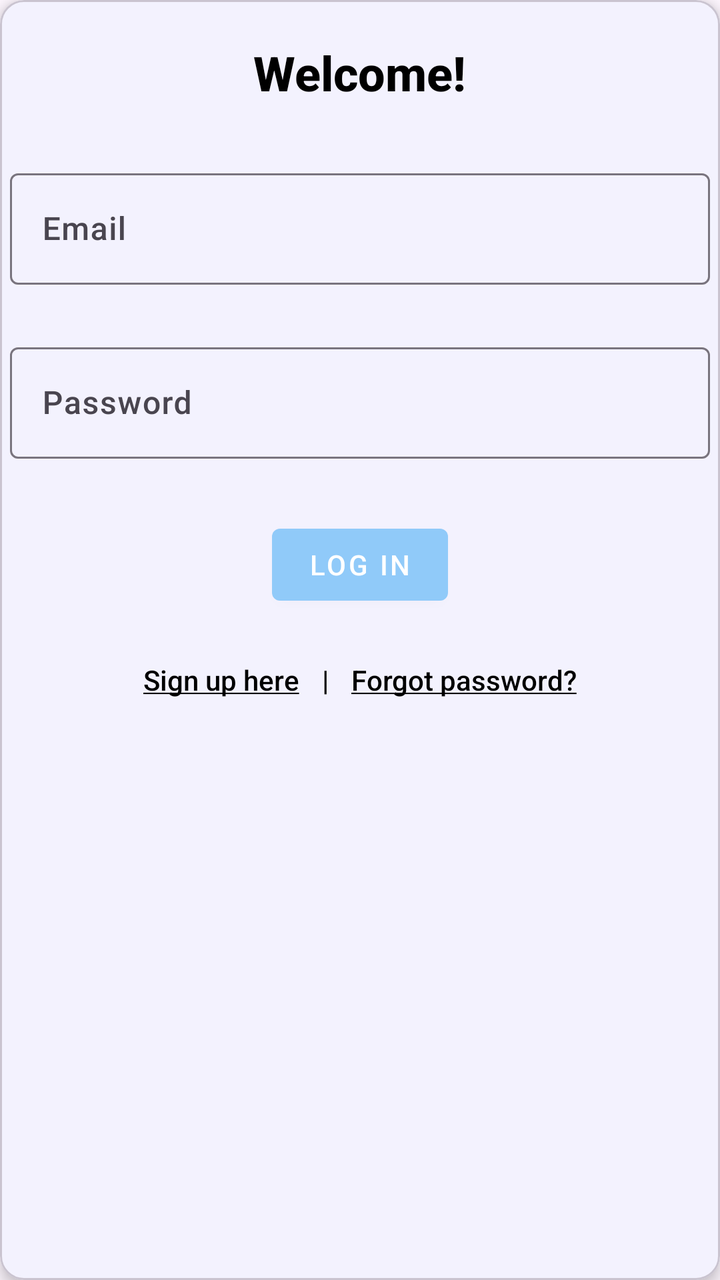
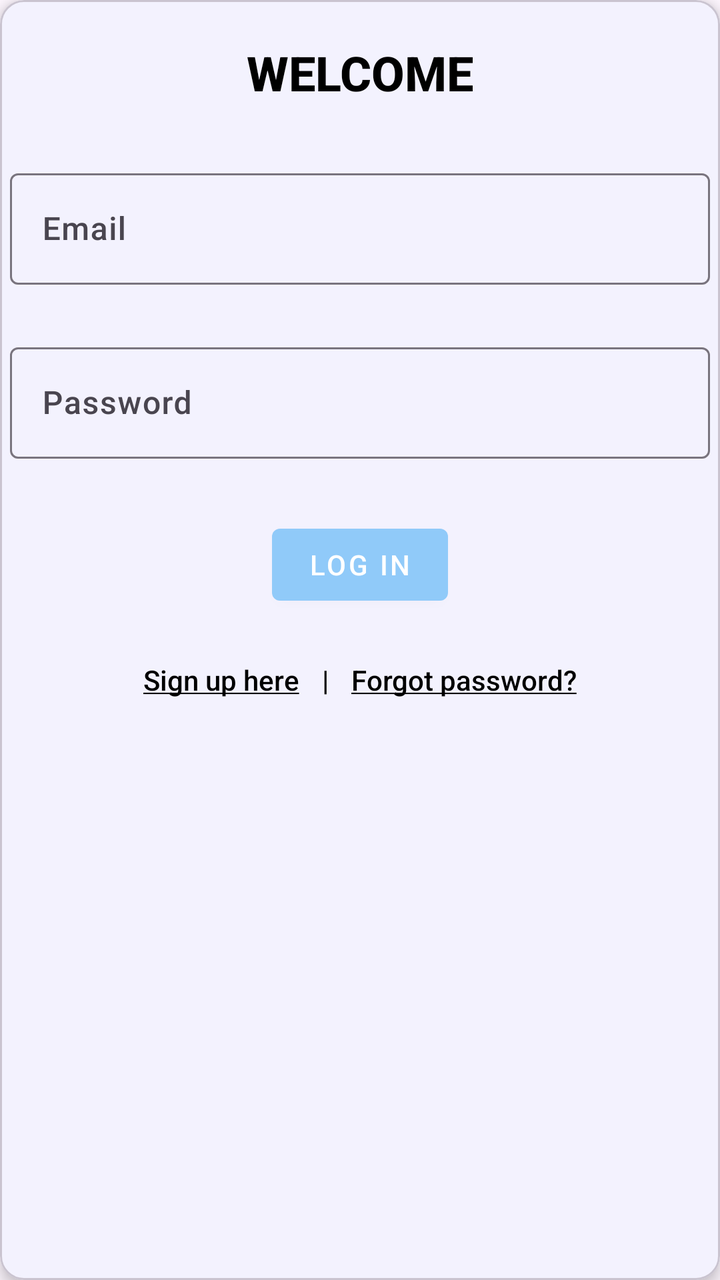

Compare the two renders of this Android layout. The source of the first and the diff that turns it into the second are given below.
<!-- AndroidManifest.xml: application theme Theme.EventPlanner -->
<!-- res/layout/activity_login.xml -->
<?xml version="1.0" encoding="utf-8"?>
<com.google.android.material.card.MaterialCardView
    xmlns:android="http://schemas.android.com/apk/res/android"
    xmlns:app="http://schemas.android.com/apk/res-auto"
    android:layout_width="match_parent"
    android:layout_height="match_parent"
    android:background="?android:windowBackground"
    android:padding="24dp"
    app:cardElevation="4dp"
    app:cardCornerRadius="12dp"
    android:layout_gravity="center">

    <LinearLayout
        android:layout_width="match_parent"
        android:layout_height="wrap_content"
        android:orientation="vertical"
        android:gravity="center_horizontal">

        
        <com.google.android.material.textview.MaterialTextView
            android:id="@+id/welcomeMessage"
            android:layout_width="wrap_content"
            android:layout_height="wrap_content"
            android:text="Welcome!"
            android:layout_marginTop="20dp"
            android:textStyle="bold"
            android:textSize="24sp"
            android:textColor="@color/black"
            android:layout_marginBottom="24dp" />

        
        <com.google.android.material.textfield.TextInputLayout
            android:id="@+id/usernameInputLayout"
            android:layout_width="match_parent"
            android:layout_height="wrap_content"
            android:layout_marginBottom="16dp"
            android:padding="5dp"
            android:hint="@string/prompt_email">

            <com.google.android.material.textfield.TextInputEditText
                android:id="@+id/usernameInput"
                android:layout_width="match_parent"
                android:layout_height="wrap_content"
                android:inputType="text" />

        </com.google.android.material.textfield.TextInputLayout>

        
        <com.google.android.material.textfield.TextInputLayout
            android:id="@+id/passwordInputLayout"
            android:layout_width="match_parent"
            android:layout_height="wrap_content"
            android:layout_marginBottom="24dp"
            android:padding="5dp"
            android:hint="@string/prompt_password">

            <com.google.android.material.textfield.TextInputEditText
                android:id="@+id/passwordInput"
                android:layout_width="match_parent"
                android:layout_height="wrap_content"
                android:inputType="textPassword" />

        </com.google.android.material.textfield.TextInputLayout>

        
        <com.google.android.material.button.MaterialButton
            android:id="@+id/loginButton"
            android:layout_width="wrap_content"
            android:layout_height="wrap_content"
            android:text="@string/log_in"
            android:paddingLeft="5dp"
            android:paddingRight="5dp"
            android:textColor="@color/white"
            style="@style/Widget.MaterialComponents.Button"
            android:layout_marginBottom="16dp" />

        
        <LinearLayout
            android:layout_width="wrap_content"
            android:layout_height="wrap_content"
            android:orientation="horizontal"
            android:gravity="center">

            
            <com.google.android.material.textview.MaterialTextView
                android:id="@+id/signupLink"
                android:layout_width="wrap_content"
                android:layout_height="wrap_content"
                android:text="@string/sign_up_ul"
                android:textColor="@color/black"
                android:clickable="true"
                android:focusable="true"
                android:padding="8dp" />

            
            <com.google.android.material.textview.MaterialTextView
                android:layout_width="wrap_content"
                android:layout_height="wrap_content"
                android:text=" | "
                android:textColor="@color/black" />

            
            <com.google.android.material.textview.MaterialTextView
                android:id="@+id/forgotPasswordLink"
                android:layout_width="wrap_content"
                android:layout_height="wrap_content"
                android:text="@string/forgot_password"
                android:textColor="@color/black"
                android:clickable="true"
                android:focusable="true"
                android:padding="8dp" />

        </LinearLayout>

    </LinearLayout>

</com.google.android.material.card.MaterialCardView>
<!-- resources referenced by this layout -->
<resources>
  <color name="black">#FF000000</color>
  <color name="white">#FFFFFFFF</color>
  <string name="forgot_password"><u>Forgot password?</u></string>
  <string name="log_in">Log in</string>
  <string name="prompt_email">Email</string>
  <string name="prompt_password">Password</string>
  <string name="sign_up_ul"><u>Sign up here</u></string>
  <style name="Theme.EventPlanner" parent="Base.Theme.EventPlanner" />
  <style name="Base.Theme.EventPlanner" parent="Theme.Material3.DayNight.NoActionBar">
          
          <item name="colorPrimary">@color/blue_200</item>
          <item name="colorPrimaryVariant">@color/blue_500</item>
          <item name="colorOnPrimary">@color/white</item>
          
          <item name="colorSecondary">@color/purple_300</item>
          <item name="colorSecondaryVariant">@color/purple_500</item>
          <item name="colorOnSecondary">@color/white</item>
          
          <item name="android:statusBarColor">@color/black</item>
          
          <item name="android:textColor">@color/black</item>
          <item name="android:fontFamily">sans-serif-medium</item>
          
          <item name="windowActionBar">false</item>
          <item name="windowNoTitle">true</item>
          <item name="android:windowFullscreen">true</item>
          <item name="android:windowContentOverlay">@null</item>
      </style>
  <color name="blue_200">#90CAF9</color>
  <color name="blue_500">#03A9F4</color>
  <color name="purple_300">#D1C4E9</color>
  <color name="purple_500">#673AB7</color>
</resources>

<!-- the commit's change to res/layout/activity_login.xml (unified diff, before → after) -->
@@ -21,7 +21,7 @@
             android:id="@+id/welcomeMessage"
             android:layout_width="wrap_content"
             android:layout_height="wrap_content"
-            android:text="Welcome!"
+            android:text="@string/welcome"
             android:layout_marginTop="20dp"
             android:textStyle="bold"
             android:textSize="24sp"
<!-- resource entries referenced after the edit -->
@@ -7,6 +7,7 @@
   <string name="prompt_email">Email</string>
   <string name="prompt_password">Password</string>
   <string name="sign_up_ul"><u>Sign up here</u></string>
+  <string name="welcome">WELCOME</string>
   <style name="Theme.EventPlanner" parent="Base.Theme.EventPlanner" />
   <style name="Base.Theme.EventPlanner" parent="Theme.Material3.DayNight.NoActionBar">
           
